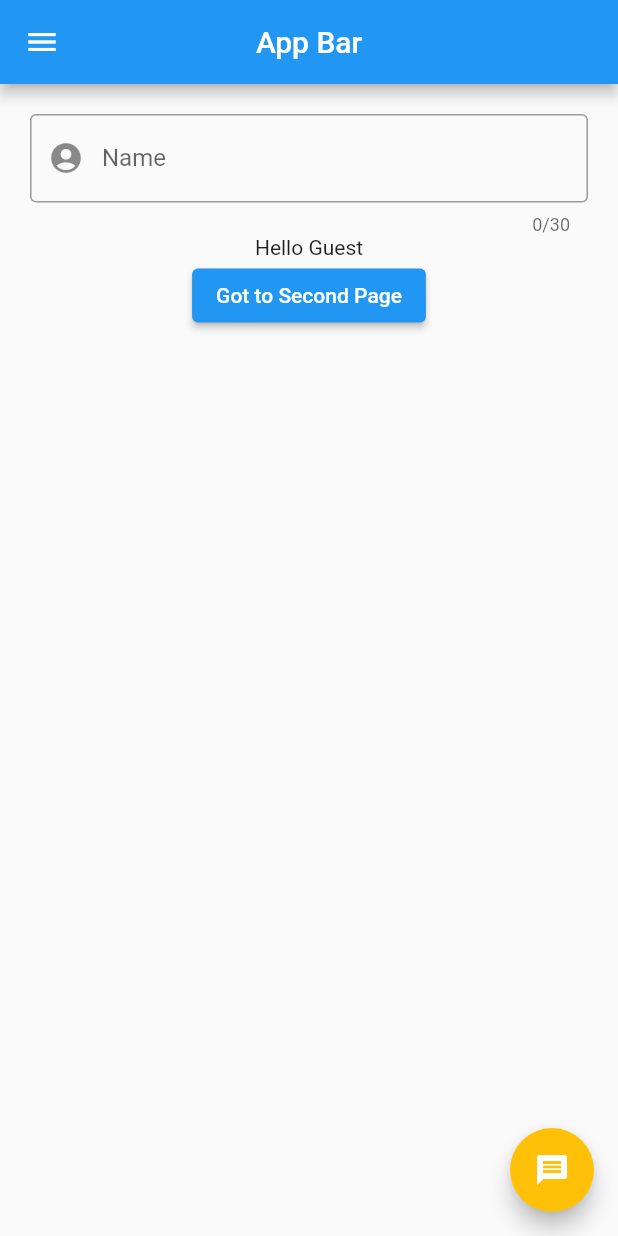
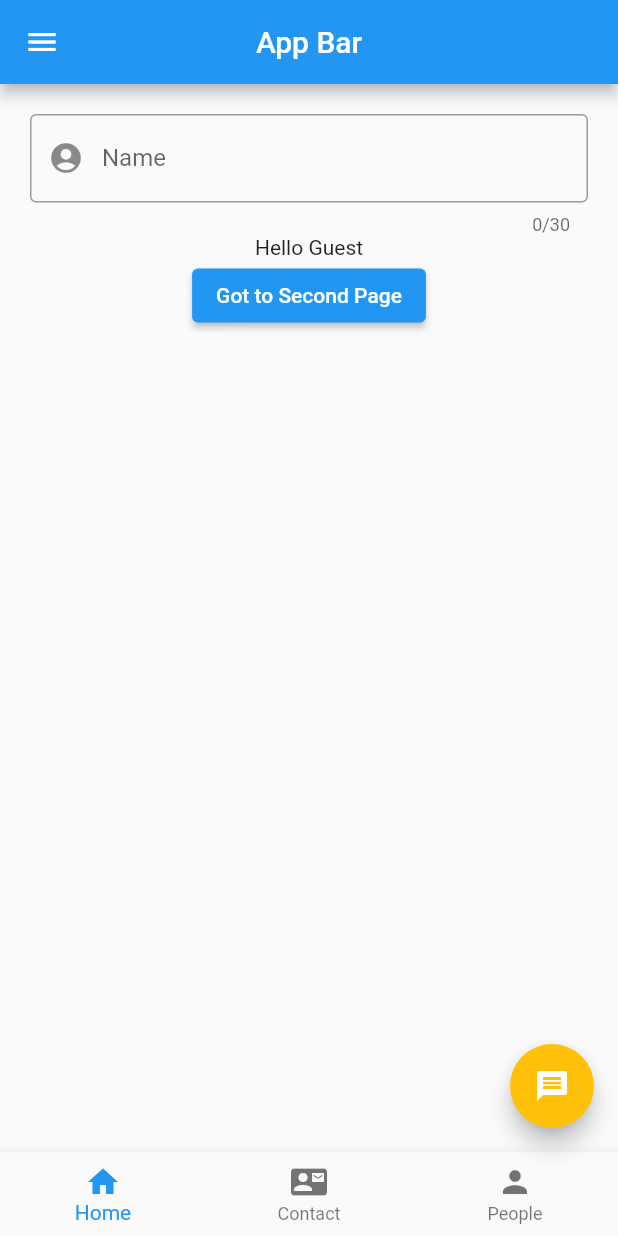
Before and after one commit to mdarafat1819/learn_flutter, a Flutter app: the screen it shows after launch, on a phone screen of 412 x 824 dp. Run offline on Flutter 3.47's test engine with Material 2 defaults, Android fonts, the phone set to English and light mode, and no system bars; missing offline and left inert: dart:js.

Commit message:
BottomNavigation Bar added

```diff
--- a/lib/main.dart
+++ b/lib/main.dart
@@ -16,8 +16,7 @@ class HomePage extends StatelessWidget {
     return Scaffold(
       appBar: AppBar(title: Text("App Bar"), centerTitle: true),
       drawer: Drawer(
-        child: Column(
-          children: [
+          child: Column(children: [
         UserAccountsDrawerHeader(
           accountName: Text("Yeasin Arafat"),
           accountEmail: Text("mdarafat1819@gmail.com"),
@@ -25,14 +24,13 @@ class HomePage extends StatelessWidget {
         ListTile(
           title: Text("Second Page"),
           leading: Icon(Icons.home),
-              onTap:(){
+          onTap: () {
             Navigator.pop(context);
-                Navigator.push(context, MaterialPageRoute(builder: (context)=>SecondPage()));
+            Navigator.push(
+                context, MaterialPageRoute(builder: (context) => SecondPage()));
           },
         )
-          ]
-          )
-      ),
+      ])),
       body: Contact(),
       floatingActionButton: FloatingActionButton(
         hoverColor: Colors.green,
@@ -40,6 +38,18 @@ class HomePage extends StatelessWidget {
         child: Icon(Icons.message),
         onPressed: () {
           print("Hello");
+        },
+      ),
+      bottomNavigationBar: BottomNavigationBar(
+        currentIndex: 0,
+        items: [
+          BottomNavigationBarItem(icon: Icon(Icons.home), label: "Home"),
+          BottomNavigationBarItem(
+              icon: Icon(Icons.contact_mail), label: "Contact"),
+          BottomNavigationBarItem(icon: Icon(Icons.person), label: "People")
+        ],
+        onTap: (index) {
+          print(index);
         },
       ),
     );
@@ -58,7 +68,6 @@ class _ContactState extends State<Contact> {
     return Container(
       padding: EdgeInsets.all(20),
       child: Column(children: [
-
         TextField(
           maxLength: 30,
           decoration: InputDecoration(
```
Lines whose indentation alone changed are shown as unchanged.
